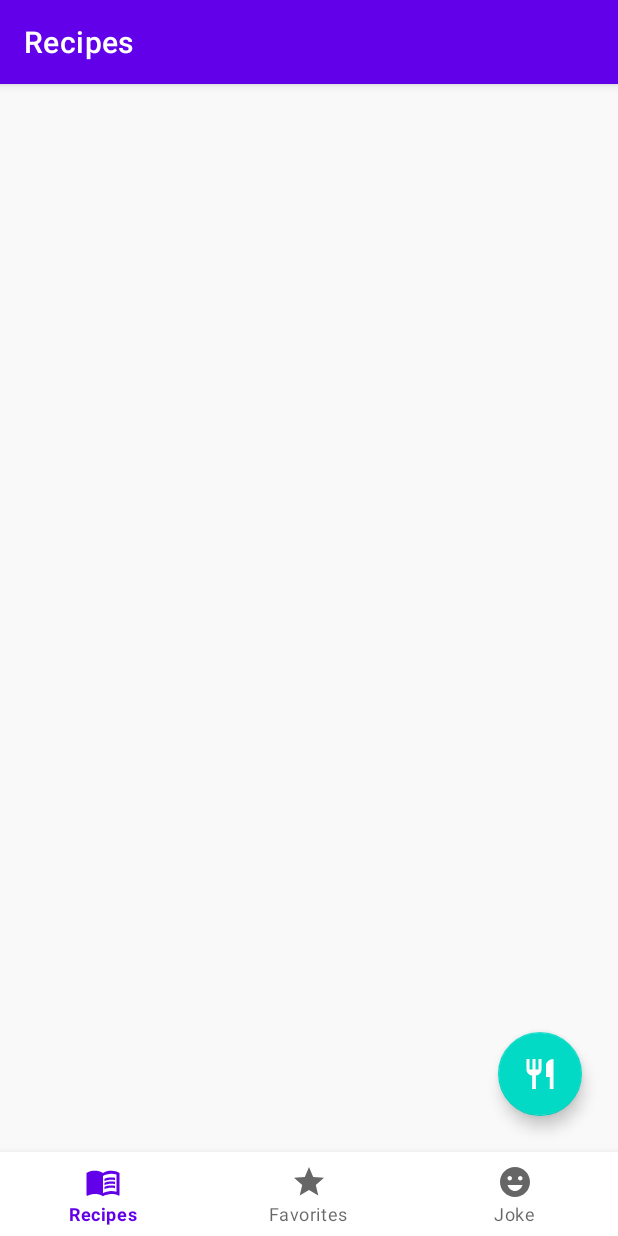
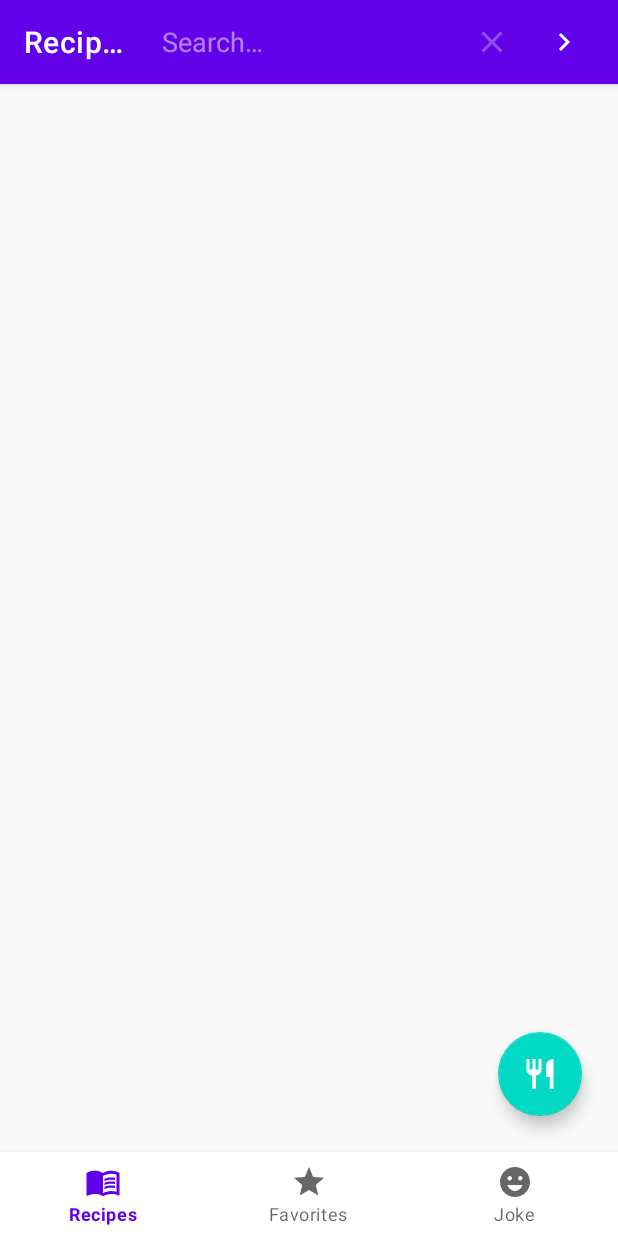
Before and after one commit to ajaymohanv/Recipe-Manager, an Android app: the screen it shows after launch (MainActivity), after a tap on an icon or button, on a phone screen of 412 x 824 dp. Run offline under Robolectric (Android 15) with nearby library versions, the phone set to English and light mode, and no system bars; our stand-ins replace Dagger/Hilt's generated code, Room's generated code, Shimmer, data binding, navigation-ui; libraries missing offline, so code that uses them is left out: androidx.hilt.lifecycle; plain views replace ShimmerRecyclerView; Roboto replaces fonts that are not available here; 9 statements that could not run were skipped; 1 other tap on this screen came first.

Commit message:
Implemented Search

```diff
--- a/app/src/main/java/com/example/recipemanager/data/RemoteDataSource.kt
+++ b/app/src/main/java/com/example/recipemanager/data/RemoteDataSource.kt
@@ -13,4 +13,8 @@ class RemoteDataSource @Inject constructor(
         return foodRecipesApi.getRecipes(queries)
     }
 
+    suspend fun searchRecipes(searchQueries : Map<String,String>) : Response<FoodRecipe>{
+        return foodRecipesApi.searchRecipes(searchQueries)
+    }
+
 }
--- a/app/src/main/java/com/example/recipemanager/data/network/FoodRecipesApi.kt
+++ b/app/src/main/java/com/example/recipemanager/data/network/FoodRecipesApi.kt
@@ -12,4 +12,8 @@ interface FoodRecipesApi {
         @QueryMap queries: Map<String, String>
     ): Response<FoodRecipe>
 
+    @GET("/recipes/complexSearch")
+    suspend fun searchRecipes(
+        @QueryMap searchQuery: Map<String, String>
+    ): Response<FoodRecipe>
 }
--- a/app/src/main/java/com/example/recipemanager/ui/recipes/RecipesFragment.kt
+++ b/app/src/main/java/com/example/recipemanager/ui/recipes/RecipesFragment.kt
@@ -2,34 +2,31 @@ package com.example.recipemanager.ui.recipes
 
 import android.os.Bundle
 import android.util.Log
+import android.view.*
+import android.widget.Toast
+import androidx.appcompat.widget.SearchView
 import androidx.fragment.app.Fragment
-import android.view.LayoutInflater
-import android.view.View
-import android.view.ViewGroup
-import android.widget.Toast
 import androidx.lifecycle.ViewModelProvider
 import androidx.lifecycle.lifecycleScope
 import androidx.navigation.fragment.findNavController
 import androidx.navigation.fragment.navArgs
 import androidx.recyclerview.widget.LinearLayoutManager
-import com.example.recipemanager.viewmodels.MainViewModel
 import com.example.recipemanager.R
 import com.example.recipemanager.adapters.RecipesAdapter
 import com.example.recipemanager.databinding.FragmentRecipesBinding
-import com.example.recipemanager.util.Constants.API_KEY
 import com.example.recipemanager.util.NetworkListener
 import com.example.recipemanager.util.NetworkResult
 import com.example.recipemanager.util.observeOnce
+import com.example.recipemanager.viewmodels.MainViewModel
 import com.example.recipemanager.viewmodels.RecipesViewModel
 import dagger.hilt.android.AndroidEntryPoint
-import kotlinx.android.synthetic.main.fragment_recipes.view.*
 import kotlinx.coroutines.ExperimentalCoroutinesApi
 import kotlinx.coroutines.flow.collect
 import kotlinx.coroutines.launch
 
 @ExperimentalCoroutinesApi
 @AndroidEntryPoint
-class RecipesFragment : Fragment() {
+class RecipesFragment : Fragment(), SearchView.OnQueryTextListener {
 
     private val args by navArgs<RecipesFragmentArgs>()
     private var _binding : FragmentRecipesBinding? = null
@@ -55,6 +52,7 @@ class RecipesFragment : Fragment() {
         binding.lifecycleOwner = this
         binding.mainViewModel = mainViewModel
 
+        setHasOptionsMenu(true)
         setupRecyclerView()
 
         recipesViewModel.readBackOnline.observe(viewLifecycleOwner, {
@@ -103,7 +101,27 @@ class RecipesFragment : Fragment() {
         showShimmerEffect()
     }
 
+    override fun onCreateOptionsMenu(menu: Menu, inflater: MenuInflater) {
+        inflater.inflate(R.menu.recipes_menu,menu)
 
+        val search = menu.findItem(R.id.menu_search)
+        val searchView = search.actionView as? SearchView
+        searchView?.isSubmitButtonEnabled = true
+        searchView?.setOnQueryTextListener(this
+        )
+    }
+
+
+    override fun onQueryTextSubmit(p0: String?): Boolean {
+        if(p0 !=null){
+            searchApiData(p0)
+        }
+        return true
+    }
+
+    override fun onQueryTextChange(p0: String?): Boolean {
+        return true
+    }
 
     private fun requestApiData(){
         Log.d(TAG,"requestApiData Called")
@@ -134,6 +152,35 @@ class RecipesFragment : Fragment() {
         })
     }
 
+    private fun searchApiData(searchQuery : String){
+        showShimmerEffect()
+        mainViewModel.searchRecipes(recipesViewModel.applySearchQuery(searchQuery))
+        mainViewModel.searchedRecipesResponse.observe(viewLifecycleOwner, {response ->
+            when(response){
+                is NetworkResult.Success -> {
+                    hideShimmerEffect()
+                    val foodRecipe = response.data
+                    foodRecipe?.let {
+                        mAdapter.setData(it)
+                    }
+                }
+                is NetworkResult.Error -> {
+                    hideShimmerEffect()
+                    loadDataFromCache()
+                    Toast.makeText(
+                        requireContext(),
+                        response.message.toString(),
+                        Toast.LENGTH_SHORT
+                    ).show()
+                }
+                is NetworkResult.Loading ->{
+                    showShimmerEffect()
+                }
+            }
+        })
+
+    }
+
     private fun loadDataFromCache(){
         lifecycleScope.launch {
             mainViewModel.readRecipes.observe(viewLifecycleOwner, { database ->
--- a/app/src/main/java/com/example/recipemanager/util/Constants.kt
+++ b/app/src/main/java/com/example/recipemanager/util/Constants.kt
@@ -6,6 +6,7 @@ object Constants {
     const val API_KEY = "6a1eac115966491a98cef9e6fd65d935"
 
     // API Query Keys
+    const val QUERY_SEARCH = "query"
     const val QUERY_NUMBER = "number"
     const val QUERY_API_KEY = "apiKey"
     const val QUERY_TYPE = "type"
--- /dev/null
+++ b/app/src/main/res/drawable/ic_search.xml
@@ -0,0 +1,10 @@
+<vector xmlns:android="http://schemas.android.com/apk/res/android"
+    android:width="24dp"
+    android:height="24dp"
+    android:viewportWidth="24"
+    android:viewportHeight="24"
+    android:tint="?attr/colorControlNormal">
+  <path
+      android:fillColor="@android:color/white"
+      android:pathData="M15.5,14h-0.79l-0.28,-0.27C15.41,12.59 16,11.11 16,9.5 16,5.91 13.09,3 9.5,3S3,5.91 3,9.5 5.91,16 9.5,16c1.61,0 3.09,-0.59 4.23,-1.57l0.27,0.28v0.79l5,4.99L20.49,19l-4.99,-5zM9.5,14C7.01,14 5,11.99 5,9.5S7.01,5 9.5,5 14,7.01 14,9.5 11.99,14 9.5,14z"/>
+</vector>
--- /dev/null
+++ b/app/src/main/res/menu/recipes_menu.xml
@@ -0,0 +1,10 @@
+<?xml version="1.0" encoding="utf-8"?>
+<menu xmlns:android="http://schemas.android.com/apk/res/android"
+    xmlns:app="http://schemas.android.com/apk/res-auto">
+    <item android:id="@+id/menu_search"
+        android:title="@string/search"
+        android:icon="@drawable/ic_search"
+        android:iconTint="@color/white"
+        app:showAsAction="ifRoom"
+        app:actionViewClass="androidx.appcompat.widget.SearchView" />
+</menu>
--- a/app/src/main/res/values/strings.xml
+++ b/app/src/main/res/values/strings.xml
@@ -33,4 +33,5 @@
     <string name="whole30">Whole30</string>
     <string name="diet_type">Diet Type</string>
     <string name="apply">Apply</string>
+    <string name="search">Search</string>
 </resources>
```
Also changed, not shown: app/src/main/java/com/example/recipemanager/viewmodels/MainViewModel.kt (+28 -0 lines), app/src/main/java/com/example/recipemanager/viewmodels/RecipesViewModel.kt (+11 -0 lines).
